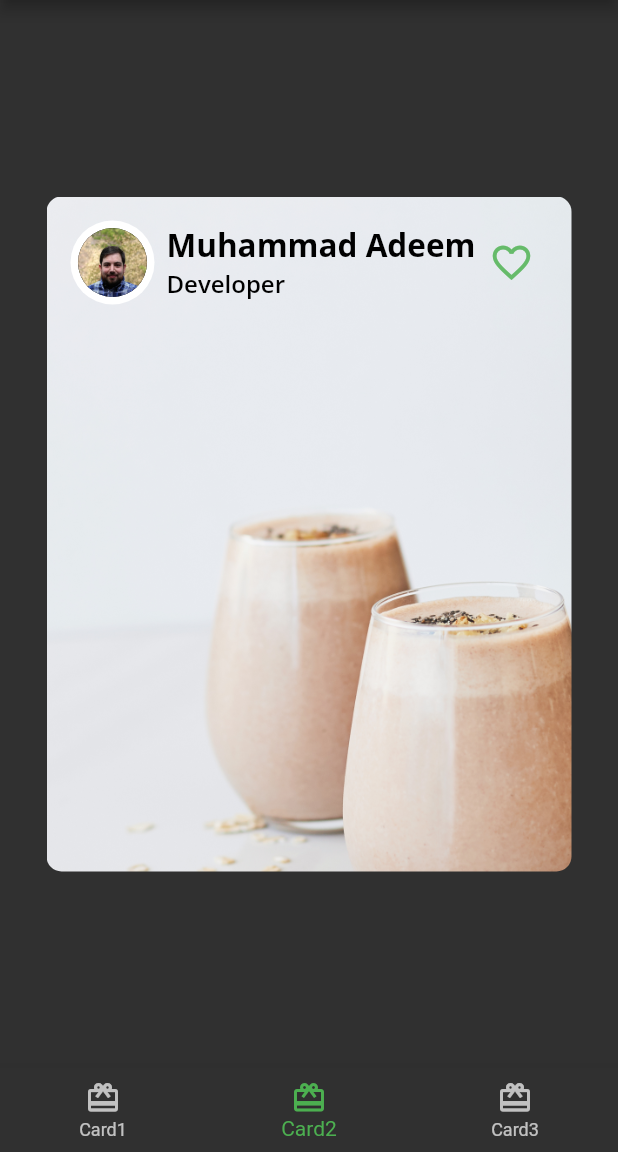
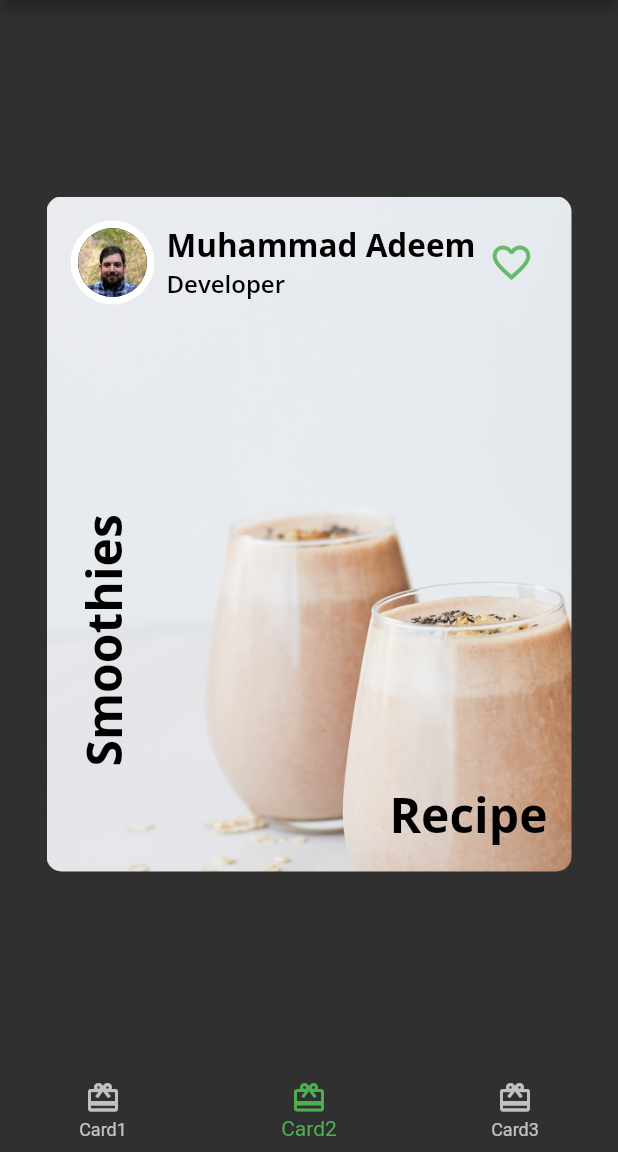
Before and after one commit to maquadir/Flutter_Widgets, a Flutter app: the screen it shows after launch, item 2 of the bottom bar chosen, on a phone screen of 412 x 824 dp, the part 84-1236 px from its top. Run offline on Flutter 3.47's test engine with Material 2 defaults, Android fonts, the phone set to English and light mode, and no system bars; our stand-ins replace google_fonts.

Commit message:
add text and rotated box text inside stack

```diff
--- a/lib/card2.dart
+++ b/lib/card2.dart
@@ -1,6 +1,7 @@
 import 'package:flutter/cupertino.dart';
 
 import 'author_card.dart';
+import 'fooderlich_theme.dart';
 
 class Card2 extends StatelessWidget {
   const Card2({super.key});
@@ -23,6 +24,29 @@ class Card2 extends StatelessWidget {
             title: 'Developer',
             imageProvider: AssetImage('assets/author_katz.jpeg'),
           ),
+          Expanded(
+              child: Stack(
+            children: [
+              Positioned(
+                bottom: 16,
+                right: 16,
+                child: Text(
+                  'Recipe',
+                  style: FooderlichTheme.lightTextTheme.headline1,
+                ),
+              ),
+              Positioned(
+                  bottom: 70,
+                  left: 16,
+                  child: RotatedBox(
+                    quarterTurns: 3,
+                    child: Text(
+                      'Smoothies',
+                      style: FooderlichTheme.lightTextTheme.headline1,
+                    ),
+                  )),
+            ],
+          ))
         ],
       ),
     ));
```
